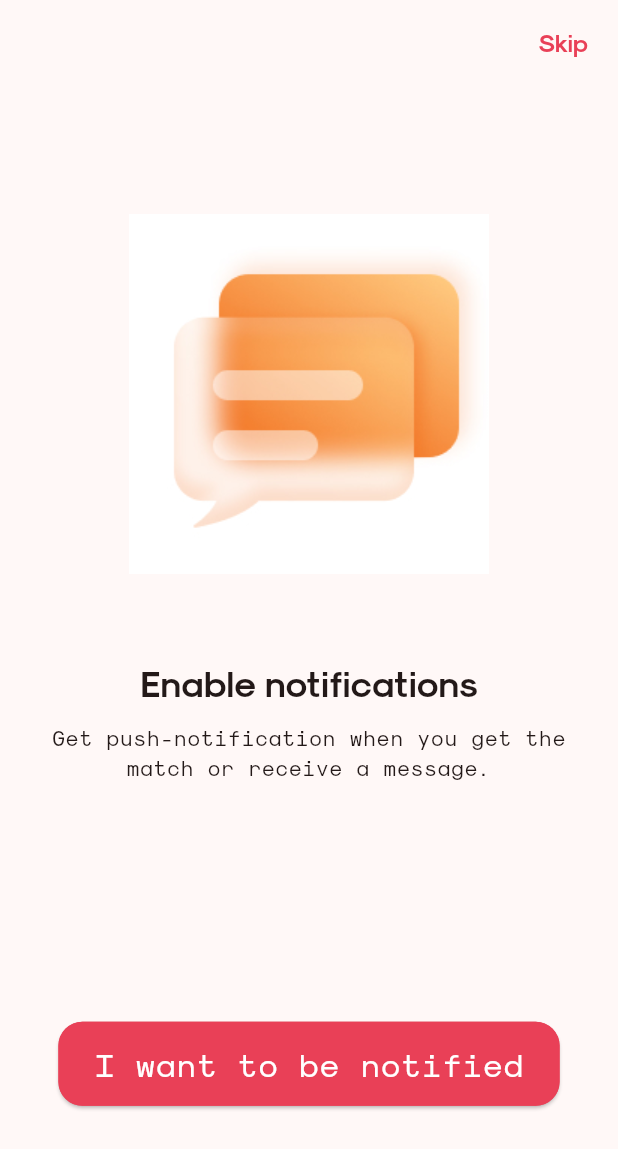
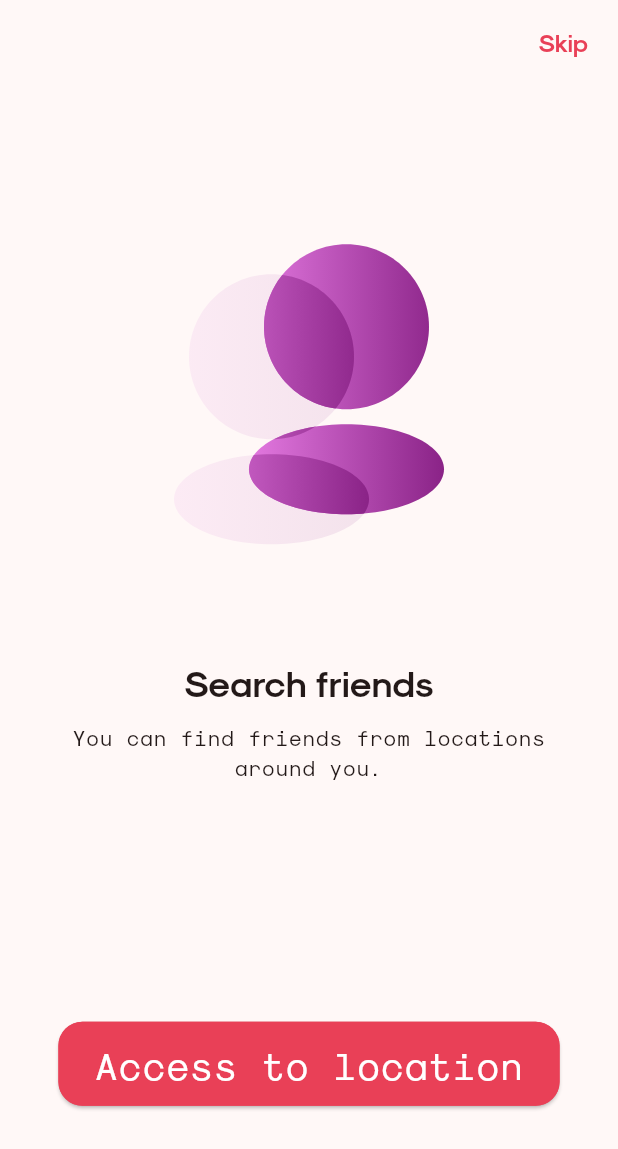
Before and after one commit to Nader-Eryan/dating, a Flutter app: the PassionsView screen opened directly, after a tap on "Continue", on a phone screen of 412 x 824 dp. Shown: the top 1149 px of the screen. Run offline on Flutter 3.47's test engine with Material 3 defaults, Android fonts, the phone set to English and light mode, and no system bars; our stand-ins replace awesome_snackbar_content, cloud_firestore, firebase_auth, firebase_core, firebase_messaging, firebase_storage and 12 more; missing offline and left inert: flutter_facebook_auth, notification_permissions; accounts and stored records are empty.

Commit message:
asking for location permission view finished

```diff
--- /dev/null
+++ b/lib/Features/profile details/presentatioin/view/location_access_view.dart
@@ -0,0 +1,34 @@
+import 'package:dating/Features/profile%20details/presentatioin/view/notification_access_view.dart';
+import 'package:dating/Features/profile%20details/presentatioin/view/widgets/location_access_body.dart';
+import 'package:dating/constants.dart';
+import 'package:dating/core/utils/styles.dart';
+import 'package:flutter/material.dart';
+import 'package:get/get.dart';
+
+class LocationAccessView extends StatelessWidget {
+  const LocationAccessView({super.key});
+
+  @override
+  Widget build(BuildContext context) {
+    return Scaffold(
+      appBar: AppBar(
+        automaticallyImplyLeading: false,
+        actions: [
+          TextButton(
+            onPressed: () {
+              Get.offAll(const NotificationAccessView());
+            },
+            child: Padding(
+              padding: const EdgeInsets.all(8),
+              child: Text(
+                'Skip',
+                style: Styles.kH5Bold.copyWith(color: kPrimaryClr),
+              ),
+            ),
+          )
+        ],
+      ),
+      body: const SafeArea(child: LocationAcessBody()),
+    );
+  }
+}
--- /dev/null
+++ b/lib/Features/profile details/presentatioin/view/widgets/location_access_body.dart
@@ -0,0 +1,64 @@
+import 'package:dating/Features/profile%20details/presentatioin/view/notification_access_view.dart';
+import 'package:dating/constants.dart';
+import 'package:dating/core/utils/styles.dart';
+import 'package:dating/core/widgets/custom_button.dart';
+import 'package:flutter/material.dart';
+import 'package:flutter_svg/flutter_svg.dart';
+import 'package:get/get.dart';
+import 'package:permission_handler/permission_handler.dart';
+
+class LocationAcessBody extends StatelessWidget {
+  const LocationAcessBody({super.key});
+
+  @override
+  Widget build(BuildContext context) {
+    return Padding(
+      padding: const EdgeInsets.all(kPagePadding),
+      child: Column(
+        mainAxisAlignment: MainAxisAlignment.spaceEvenly,
+        children: [
+          SvgPicture.asset('assets/images/location.svg'),
+          const Column(
+            crossAxisAlignment: CrossAxisAlignment.center,
+            children: [
+              Text(
+                'Search friends',
+                style: Styles.kH3Bold,
+              ),
+              SizedBox(
+                height: 10,
+              ),
+              Text(
+                'You can find friends from locations around you.',
+                textAlign: TextAlign.center,
+                style: Styles.kH6,
+              ),
+            ],
+          ),
+          const SizedBox(
+            height: 50,
+          ),
+          customButton(kPrimaryClr, 'Access to location', () async {
+            await Permission.location
+                .onDeniedCallback(() {})
+                .onGrantedCallback(() {
+                  Get.off(const NotificationAccessView());
+                })
+                .onPermanentlyDeniedCallback(() {})
+                .onRestrictedCallback(() {})
+                .onLimitedCallback(() {
+                  Get.off(const NotificationAccessView());
+                })
+                .onProvisionalCallback(() {})
+                .request();
+            if (await Permission.location.isGranted ||
+                await Permission.location.isLimited ||
+                await Permission.location.isRestricted) {
+              Get.off(const NotificationAccessView());
+            }
+          })
+        ],
+      ),
+    );
+  }
+}
--- a/lib/Features/profile details/presentatioin/view/widgets/passion_body.dart
+++ b/lib/Features/profile details/presentatioin/view/widgets/passion_body.dart
@@ -1,7 +1,7 @@
 import 'package:dating/Features/profile%20details/data/model/passion_data.dart';
 import 'package:dating/Features/profile%20details/data/repo/passion_repo.dart';
 import 'package:dating/Features/profile%20details/presentatioin/manager/passion_view_controller.dart';
-import 'package:dating/Features/profile%20details/presentatioin/view/notification_access_view.dart';
+import 'package:dating/Features/profile%20details/presentatioin/view/location_access_view.dart';
 import 'package:dating/Features/profile%20details/presentatioin/view/widgets/passion_container.dart';
 import 'package:dating/constants.dart';
 import 'package:dating/core/utils/styles.dart';
@@ -76,7 +76,7 @@ class PassionBody extends StatelessWidget {
               customButton(kPrimaryClr, 'Continue', () async {
             try {
               passionRepo.addUserPassion(controller.listOfPassion);
-              Get.to(() => const NotificationAccessView());
+              Get.to(() => const LocationAccessView());
             } catch (e) {
               Get.snackbar('Opps!', 'Check internet');
             }
--- a/pubspec.yaml
+++ b/pubspec.yaml
@@ -57,10 +57,11 @@ dependencies:
   shared_preferences: ^2.2.2
   get: ^4.6.6
   firebase_storage: ^11.6.5
-  permission_handler: ^11.2.1
+  permission_handler: ^11.3.1
   firebase_messaging: ^14.7.15
   cloud_firestore: ^4.15.8
   notification_permissions: ^0.6.1
+  location: ^6.0.2
 
 
 dev_dependencies:
```
Also changed, not shown: lib/Features/home/presentation/view/home_view.dart (+13 -3 lines), assets/images/location.svg (added), pubspec.lock, 3 other files.
